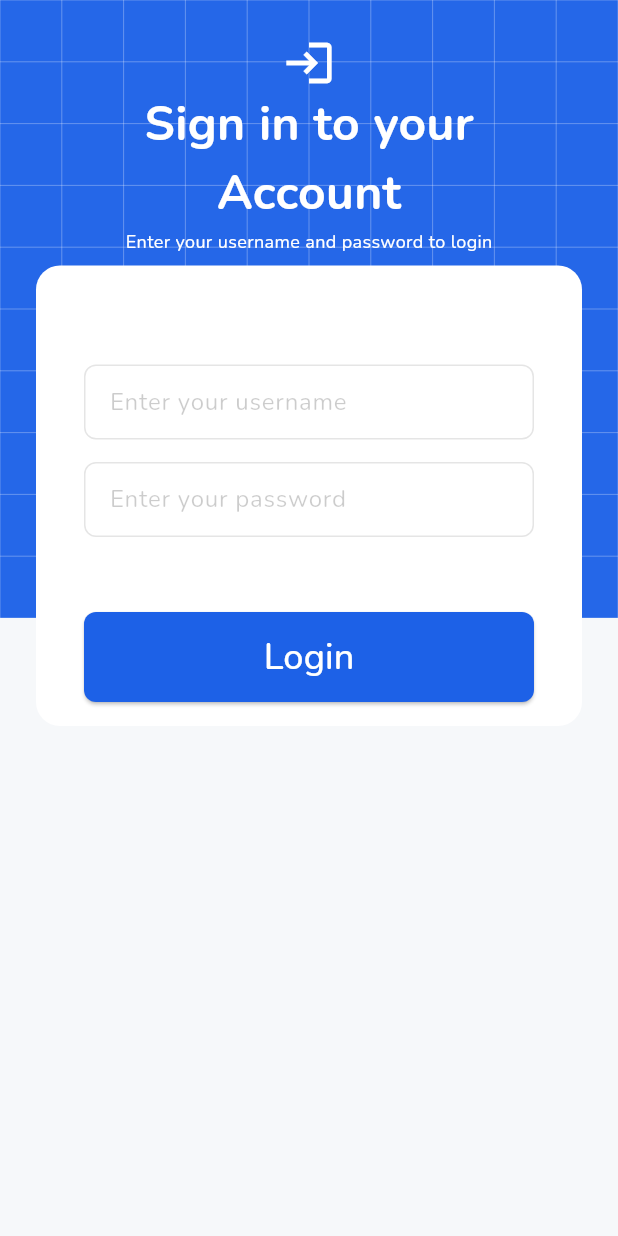
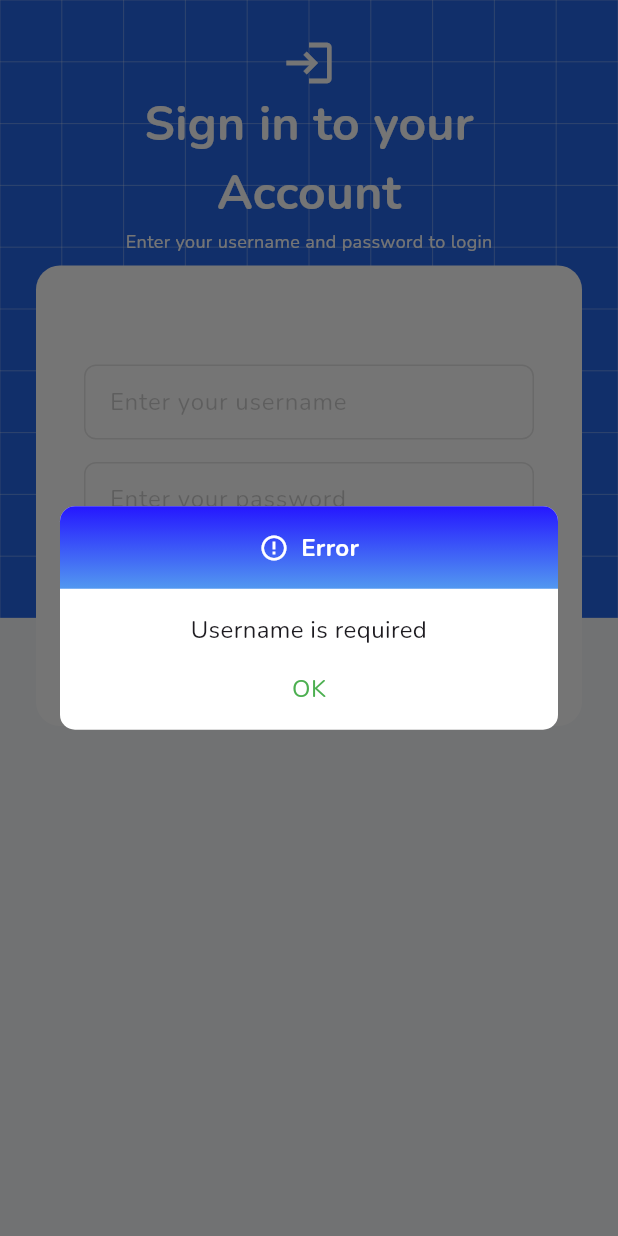
Before and after one commit to utso1707097/data_collect, a Flutter app: the screen it shows after launch, after a tap on "Login", on a phone screen of 412 x 824 dp. Run offline on Flutter 3.47's test engine with Material 3 defaults, Android fonts, the phone set to English and light mode, and no system bars; our stand-ins replace get, google_fonts, shared_preferences; accounts and stored records are empty.

```diff
--- a/lib/controllers/binder.dart
+++ b/lib/controllers/binder.dart
@@ -1,10 +1,11 @@
 import 'package:get/get.dart';
-
 import 'login_controller.dart';
+import 'shared_preference_controller.dart';
 
 class DependencyBinder extends Bindings{
   @override
   void dependencies() {
+    Get.put(SharedPreferenceController());
     Get.put(LoginController());
   }
 }
--- /dev/null
+++ b/lib/controllers/shared_preference_controller.dart
@@ -0,0 +1,90 @@
+import 'dart:convert';
+import 'dart:developer';
+import 'package:flutter/material.dart';
+import 'package:get/get.dart';
+import 'package:shared_preferences/shared_preferences.dart';
+
+import '../models/user_model.dart';
+
+class SharedPreferenceController extends GetxController {
+  UserModel? user;
+  SharedPreferences? _sharedPreferences;
+  bool? authState;
+
+  Future<void> initializePreferences() async {
+    _sharedPreferences = await SharedPreferences.getInstance();
+  }
+
+  @override
+  void onInit() {
+    super.onInit();
+    checkAuthStatewithUserModel();
+  }
+
+  Future<void> saveUserInformation(UserModel userModel) async {
+    if (_sharedPreferences == null) {
+      await initializePreferences();
+    }
+    await _sharedPreferences?.setString('user', jsonEncode(userModel.toJson()));
+    final currentUser = _sharedPreferences?.get('user') as String?;
+    if (currentUser != null) {
+      log(currentUser);
+    }
+    user = userModel;
+    authState = true;
+    update();
+  }
+
+  Future<void> initializeUserCache() async {
+    if (_sharedPreferences == null) {
+      await initializePreferences();
+    }
+    var data = _sharedPreferences?.getString('user');
+
+    if (data != null) {
+      log(data);
+      user = UserModel.fromJson(
+        jsonDecode(data),
+      );
+    }
+  }
+
+  Future<void> checkAuthStatewithUserModel() async {
+    if (_sharedPreferences == null) {
+      await initializePreferences();
+    }
+    log("Checking auth State....");
+    await initializeUserCache();
+    update();
+    if (user != null) {
+      authState = true;
+    } else {
+      authState = false;
+    }
+    log("Auth State = $authState");
+    update();
+  }
+
+  Future<UserModel?> getCurrentUser() async {
+    if (_sharedPreferences == null) {
+      await initializePreferences();
+    }
+    log("Seinding data to dashboard....");
+    await initializeUserCache();
+    update();
+    if (user != null) {
+      return user;
+    }
+    return null;
+  }
+
+  Future<void> logout() async {
+    if (_sharedPreferences == null) {
+      await initializePreferences();
+    }
+    await _sharedPreferences?.clear();
+    authState = false;
+    user = null;
+    update();
+  }
+}
--- a/lib/main.dart
+++ b/lib/main.dart
@@ -1,9 +1,11 @@
+import 'package:data_fetch/screens/activity_screen.dart';
 import 'package:data_fetch/screens/login_screen.dart';
 import 'package:flutter/material.dart';
 import 'package:get/get.dart';
 import 'package:google_fonts/google_fonts.dart';
 
 import 'controllers/binder.dart';
+import 'controllers/shared_preference_controller.dart';
 
 void main() {
   runApp(const MyApp());
@@ -28,7 +30,11 @@ class MyApp extends StatelessWidget {
         colorScheme: ColorScheme.fromSeed(seedColor: Colors.deepPurple),
         useMaterial3: true,
       ),
-      home: const LoginScreen(),
+      home: GetBuilder<SharedPreferenceController>(
+        builder: (cache) {
+          return cache.authState == true ? const ActivityScreen() : const LoginScreen();
+        },
+      ),
     );
   }
 }
--- /dev/null
+++ b/lib/models/user_model.dart
@@ -0,0 +1,36 @@
+class UserModel {
+  String? userId;
+  String? userName;
+  String? fullName;
+  String? userTypeId;
+  String? pictureName;
+  String? userTypeName;
+
+  UserModel(
+      {this.userId,
+        this.userName,
+        this.fullName,
+        this.userTypeId,
+        this.pictureName,
+        this.userTypeName});
+
+  UserModel.fromJson(Map<String, dynamic> json) {
+    userId = json['user_id'];
+    userName = json['user_name'];
+    fullName = json['full_name'];
+    userTypeId = json['user_type_id'];
+    pictureName = json['picture_name'];
+    userTypeName = json['user_type_name'];
+  }
+
+  Map<String, dynamic> toJson() {
+    final Map<String, dynamic> data = <String, dynamic>{};
+    data['user_id'] = userId;
+    data['user_name'] = userName;
+    data['full_name'] = fullName;
+    data['user_type_id'] = userTypeId;
+    data['picture_name'] = pictureName;
+    data['user_type_name'] = userTypeName;
+    return data;
+  }
+}
--- a/lib/screens/login_screen.dart
+++ b/lib/screens/login_screen.dart
@@ -1,3 +1,4 @@
+import 'package:data_fetch/widgets/custom_alert_dialog.dart';
 import 'package:flutter/cupertino.dart';
 import 'package:flutter/material.dart';
 import 'package:get/get.dart';
@@ -6,6 +7,7 @@ import '../controllers/login_controller.dart';
 import '../utils/custom_grid_painter.dart';
 import '../widgets/custom_elevated_button.dart';
 import '../widgets/custom_text_field.dart';
+import 'activity_screen.dart';
 
 class LoginScreen extends StatefulWidget {
   const LoginScreen({super.key});
@@ -104,7 +106,7 @@ class _LoginScreenState extends State<LoginScreen> {
                                 controller: controller.nameController,
                                 validator: (value) {
                                   if (value == null || value.isEmpty) {
-                                    return 'Please enter a username';
+                                    return '';
                                   }
                                   return null; // Return null if the input is valid
                                 },
@@ -117,7 +119,7 @@ class _LoginScreenState extends State<LoginScreen> {
                                 controller: controller.passwordController,
                                 validator: (value) {
                                   if (value == null || value.isEmpty) {
-                                    return 'Please enter a username';
+                                    return '';
                                   }
                                   return null;
                                 },
@@ -126,7 +128,50 @@ class _LoginScreenState extends State<LoginScreen> {
                                 height: 50,
                               ),
                               CustomElevatedButton(
-                                onPressed: () {},
+                                onPressed: () {
+                                  FocusScope.of(context).unfocus();
+                                  if (_formKey.currentState?.validate() ??
+                                      false) {
+                                    controller.nameController.clear();
+                                    controller.passwordController.clear();
+                                    Navigator.pushReplacement(
+                                      context,
+                                      MaterialPageRoute(
+                                        builder: (context) =>
+                                            const ActivityScreen(),
+                                      ),
+                                    );
+                                  } else {
+                                    if (controller.nameController.text ==
+                                            null ||
+                                        controller
+                                            .nameController.text.isEmpty) {
+                                      showDialog(
+                                        context: context,
+                                        builder: (BuildContext context) {
+                                          return CustomAlertDialog(
+                                            title: "Error",
+                                            message: "Username is required",
+                                          );
+                                        },
+                                      );
+                                    } else if (controller
+                                                .passwordController.text ==
+                                            null ||
+                                        controller
+                                            .passwordController.text.isEmpty) {
+                                      showDialog(
+                                        context: context,
+                                        builder: (BuildContext context) {
+                                          return CustomAlertDialog(
+                                            title: "Error",
+                                            message: "Password is required",
+                                          );
+                                        },
+                                      );
+                                    }
+                                  }
+                                },
                                 buttonText: "Login",
                               ),
                             ],
--- /dev/null
+++ b/lib/widgets/custom_alert_dialog.dart
@@ -0,0 +1,95 @@
+import 'package:flutter/material.dart';
+
+class CustomAlertDialog extends StatelessWidget {
+  final String title;
+  final String message;
+
+  CustomAlertDialog({required this.title, required this.message});
+
+  @override
+  Widget build(BuildContext context) {
+    return Dialog(
+      shape: RoundedRectangleBorder(
+        borderRadius: BorderRadius.circular(10.0),
+      ),
+      elevation: 0,
+      backgroundColor: Colors.transparent,
+      child: Container(
+        decoration: BoxDecoration(
+          color: Colors.white,
+          borderRadius: BorderRadius.circular(10.0),
+        ),
+        child: Column(
+          mainAxisSize: MainAxisSize.min,
+          crossAxisAlignment: CrossAxisAlignment.stretch,
+          children: [
+            Container(
+              padding: EdgeInsets.all(16),
+              decoration: BoxDecoration(
+                gradient: LinearGradient(
+                  colors: [
+                    Color(0xff2517FF),
+                    Color(0xff5298F0),
+                  ],
+                  begin: Alignment.topCenter,
+                  end: Alignment.bottomCenter,
+                ),
+                borderRadius: BorderRadius.only(
+                  topLeft: Radius.circular(10.0),
+                  topRight: Radius.circular(10.0),
+                ),
+              ),
+              // padding: EdgeInsets.all(16.0),
+              child: Row(
+                mainAxisAlignment: MainAxisAlignment.center,
+                children: [
+                  Icon(
+                    Icons.error_outline,
+                    color: Colors.white,
+                    size: 20,
+                  ),
+                  SizedBox(width: 8.0),
+                  Text(
+                    title,
+                    style: TextStyle(
+                      color: Colors.white,
+                      fontSize: 16.0,
+                      fontWeight: FontWeight.bold,
+                    ),
+                  ),
+                ],
+              ),
+            ),
+            SizedBox(height: 16.0),
+            Text(
+              message,
+              textAlign: TextAlign.center,
+              style: TextStyle(
+                fontSize: 16.0,
+              ),
+            ),
+            // SizedBox(height: 8.h),
+            GestureDetector(
+              onTap: () {
+                Navigator.of(context).pop();
+              },
+              child: Container(
+                alignment: Alignment.center,
+                padding: EdgeInsets.all(16),
+                //color: Colors.blue,
+                child: Text(
+                  'OK',
+                  style: TextStyle(
+                    color: Colors.green,
+                    fontSize: 16,
+                  ),
+                ),
+              ),
+            ),
+            // SizedBox(height: 16.0),
+          ],
+        ),
+      ),
+    );
+  }
+}
--- a/lib/widgets/custom_text_field.dart
+++ b/lib/widgets/custom_text_field.dart
@@ -31,6 +31,9 @@ class CustomTextField extends StatelessWidget {
               BorderSide.none,
               borderRadius: BorderRadius.circular(8.0),
             ),
+            errorStyle: TextStyle(
+              height: 0.01,
+            ),
             focusedBorder: OutlineInputBorder(
               borderSide:
               BorderSide.none,
--- a/pubspec.yaml
+++ b/pubspec.yaml
@@ -37,6 +37,7 @@ dependencies:
   cupertino_icons: ^1.0.6
   google_fonts: ^6.2.1
   get: ^4.6.6
+  shared_preferences: ^2.2.3
 
 dev_dependencies:
   flutter_test:
@@ -61,8 +62,8 @@ flutter:
   uses-material-design: true
 
   # To add assets to your application, add an assets section, like this:
-  # assets:
-  #   - images/a_dot_burr.jpeg
+  assets:
+    - assets/images/
   #   - images/a_dot_ham.jpeg
 
   # An image asset can refer to one or more resolution-specific "variants", see
```
Also changed, not shown: lib/screens/activity_screen.dart (added, +93 -0 lines), lib/widgets/custom_drawer.dart (added, +123 -0 lines), assets/images/avatar.png (added), pubspec.lock.
